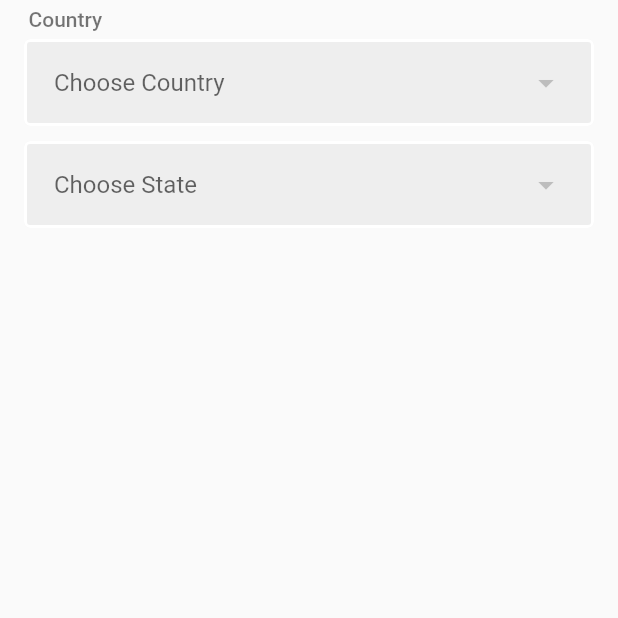
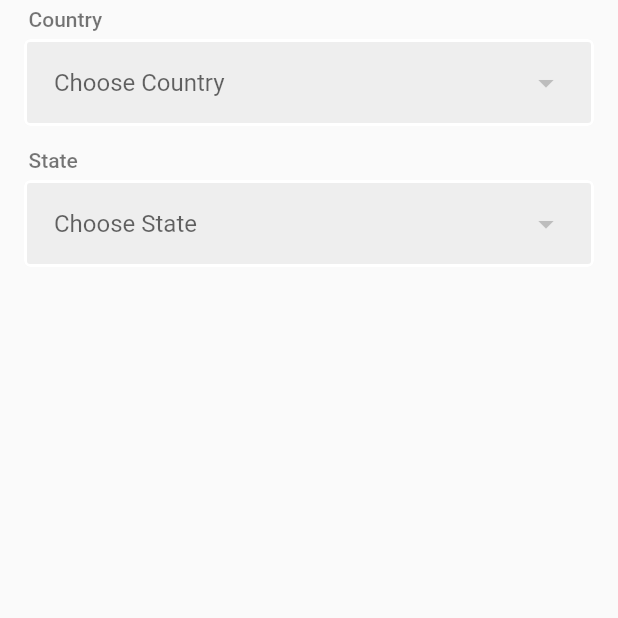
Before and after one commit to iamevansobeng/country_state_picker, a Flutter app: the screen it shows after launch, on a phone screen of 412 x 824 dp, the top half of it. Run offline on Flutter 3.47's test engine with Material 2 defaults, Android fonts, the phone set to English and light mode, and no system bars.

Commit message:
add labels

```diff
--- a/lib/country_state_picker.dart
+++ b/lib/country_state_picker.dart
@@ -134,7 +134,7 @@ class _CountryStatePickerState extends State<CountryStatePicker> {
     return Column(
       crossAxisAlignment: CrossAxisAlignment.stretch,
       children: [
-        const Label(title: "Country"),
+        widget.countryLabel ?? const Label(title: "Country"),
         InputDecorator(
           decoration: widget.inputDecoration ?? _inputDecoration,
           child: DropdownButtonHideUnderline(
@@ -213,6 +213,7 @@ class _CountryStatePickerState extends State<CountryStatePicker> {
         /**
          * STATE PICKER
          */
+        widget.stateLabel ?? const Label(title: "State"),
         InputDecorator(
           decoration: widget.inputDecoration ?? _inputDecoration,
           child: DropdownButtonHideUnderline(
```
